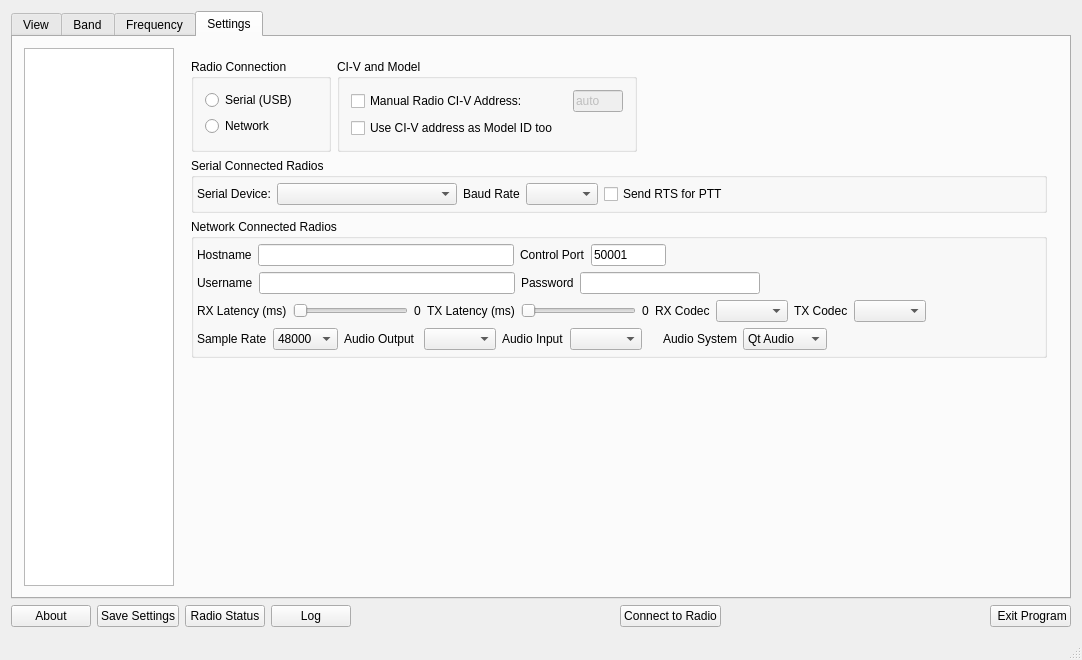
Before: the Qt Designer form wfmain.ui in adecarolis/wfweb, drawn with Qt 5.
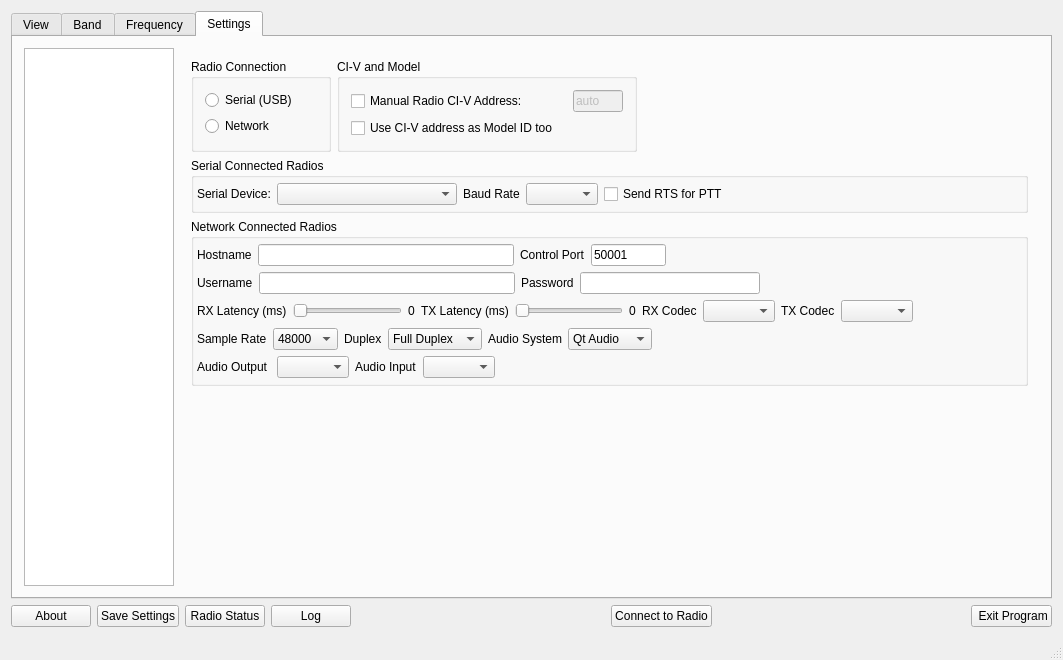
After: the same form once the commit is applied. The open tabs and pages were chosen to show the change. Custom widgets are drawn as their Qt base class.

Patch:
```diff
--- a/wfmain.ui
+++ b/wfmain.ui
@@ -6,7 +6,7 @@
    <rect>
     <x>0</x>
     <y>0</y>
-    <width>1082</width>
+    <width>1063</width>
     <height>660</height>
    </rect>
   </property>
@@ -2775,6 +2775,70 @@
                       </widget>
                      </item>
                      <item>
+                      <widget class="QLabel" name="label_51">
+                       <property name="text">
+                        <string>Duplex</string>
+                       </property>
+                      </widget>
+                     </item>
+                     <item>
+                      <widget class="QComboBox" name="audioDuplexCombo">
+                       <item>
+                        <property name="text">
+                         <string>Full Duplex</string>
+                        </property>
+                       </item>
+                       <item>
+                        <property name="text">
+                         <string>Half Duplex</string>
+                        </property>
+                       </item>
+                      </widget>
+                     </item>
+                     <item>
+                      <widget class="QLabel" name="label_40">
+                       <property name="text">
+                        <string>Audio System</string>
+                       </property>
+                      </widget>
+                     </item>
+                     <item>
+                      <widget class="QComboBox" name="audioSystemCombo">
+                       <item>
+                        <property name="text">
+                         <string>Qt Audio</string>
+                        </property>
+                       </item>
+                       <item>
+                        <property name="text">
+                         <string>PortAudio</string>
+                        </property>
+                       </item>
+                       <item>
+                        <property name="text">
+                         <string>RT Audio</string>
+                        </property>
+                       </item>
+                      </widget>
+                     </item>
+                     <item>
+                      <spacer name="horizontalSpacer_31">
+                       <property name="orientation">
+                        <enum>Qt::Horizontal</enum>
+                       </property>
+                       <property name="sizeHint" stdset="0">
+                        <size>
+                         <width>40</width>
+                         <height>20</height>
+                        </size>
+                       </property>
+                      </spacer>
+                     </item>
+                    </layout>
+                   </item>
+                   <item>
+                    <layout class="QHBoxLayout" name="horizontalLayout_47">
+                     <item>
                       <widget class="QLabel" name="label_15">
                        <property name="text">
                         <string>Audio Output </string>
@@ -2785,7 +2849,7 @@
                       <widget class="QComboBox" name="audioOutputCombo">
                        <property name="maximumSize">
                         <size>
-                         <width>120</width>
+                         <width>200</width>
                          <height>16777215</height>
                         </size>
                        </property>
@@ -2805,7 +2869,7 @@
                       <widget class="QComboBox" name="audioInputCombo">
                        <property name="maximumSize">
                         <size>
-                         <width>120</width>
+                         <width>200</width>
                          <height>16777215</height>
                         </size>
                        </property>
@@ -2815,49 +2879,7 @@
                       </widget>
                      </item>
                      <item>
-                      <spacer name="horizontalSpacer_8">
-                       <property name="orientation">
-                        <enum>Qt::Horizontal</enum>
-                       </property>
-                       <property name="sizeType">
-                        <enum>QSizePolicy::Fixed</enum>
-                       </property>
-                       <property name="sizeHint" stdset="0">
-                        <size>
-                         <width>15</width>
-                         <height>20</height>
-                        </size>
-                       </property>
-                      </spacer>
-                     </item>
-                     <item>
-                      <widget class="QLabel" name="label_40">
-                       <property name="text">
-                        <string>Audio System</string>
-                       </property>
-                      </widget>
-                     </item>
-                     <item>
-                      <widget class="QComboBox" name="audioSystemCombo">
-                       <item>
-                        <property name="text">
-                         <string>Qt Audio</string>
-                        </property>
-                       </item>
-                       <item>
-                        <property name="text">
-                         <string>PortAudio</string>
-                        </property>
-                       </item>
-                       <item>
-                        <property name="text">
-                         <string>RT Audio</string>
-                        </property>
-                       </item>
-                      </widget>
-                     </item>
-                     <item>
-                      <spacer name="horizontalSpacer_31">
+                      <spacer name="horizontalSpacer_37">
                        <property name="orientation">
                         <enum>Qt::Horizontal</enum>
                        </property>
@@ -5359,7 +5381,6 @@
        <widget class="QPushButton" name="exitBtn">
         <property name="font">
          <font>
-          <weight>50</weight>
           <bold>false</bold>
          </font>
         </property>
```
Left out of the diff: 15 changed lines with no effect on the pictures.
